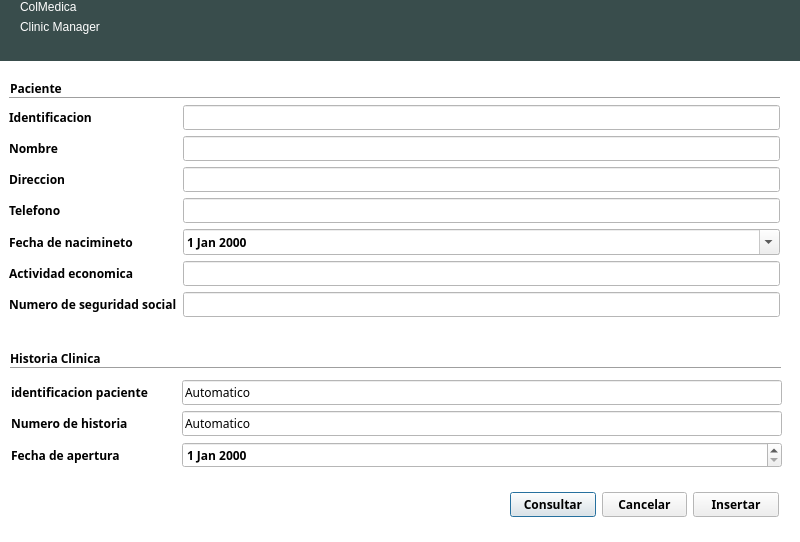
First picture: the form in gui/enfermera_uis/DialogPaciente.ui, repository BryanTabarez/ProyectoBD, before the edit.
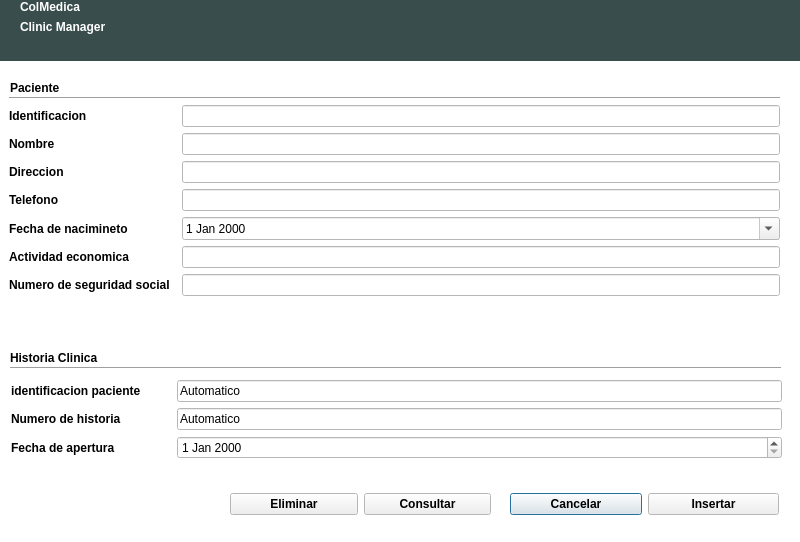
Second picture: the form after the edit. Icons and pictures are not drawn.

Commit message: Actualizacion Interfaz creacion y modificacion de pacientes

Patch:
```diff
--- a/gui/enfermera_uis/DialogPaciente.ui
+++ b/gui/enfermera_uis/DialogPaciente.ui
@@ -74,313 +74,18 @@
     </disabled>
    </palette>
   </property>
+  <property name="font">
+   <font>
+    <weight>75</weight>
+    <bold>true</bold>
+   </font>
+  </property>
   <property name="windowTitle">
    <string>Nuevo paciente</string>
   </property>
   <property name="autoFillBackground">
    <bool>true</bool>
   </property>
-  <widget class="QWidget" name="widgetCuerpo" native="true">
-   <property name="geometry">
-    <rect>
-     <x>0</x>
-     <y>70</y>
-     <width>791</width>
-     <height>461</height>
-    </rect>
-   </property>
-   <property name="font">
-    <font>
-     <family>Ubuntu Condensed</family>
-     <weight>75</weight>
-     <bold>true</bold>
-    </font>
-   </property>
-   <property name="autoFillBackground">
-    <bool>true</bool>
-   </property>
-   <widget class="QWidget" name="layoutWidget">
-    <property name="geometry">
-     <rect>
-      <x>9</x>
-      <y>35</y>
-      <width>771</width>
-      <height>227</height>
-     </rect>
-    </property>
-    <layout class="QFormLayout" name="formLayout_2">
-     <item row="0" column="0">
-      <widget class="QLabel" name="labelIdentificacion">
-       <property name="text">
-        <string>Identificacion</string>
-       </property>
-      </widget>
-     </item>
-     <item row="0" column="1">
-      <widget class="QLineEdit" name="lineEditIdentificacion">
-       <property name="font">
-        <font>
-         <weight>50</weight>
-         <bold>false</bold>
-        </font>
-       </property>
-      </widget>
-     </item>
-     <item row="1" column="0">
-      <widget class="QLabel" name="labelNombre">
-       <property name="text">
-        <string>Nombre</string>
-       </property>
-      </widget>
-     </item>
-     <item row="1" column="1">
-      <widget class="QLineEdit" name="lineEditNombre">
-       <property name="font">
-        <font>
-         <weight>50</weight>
-         <bold>false</bold>
-        </font>
-       </property>
-      </widget>
-     </item>
-     <item row="2" column="0">
-      <widget class="QLabel" name="labelDireccion">
-       <property name="text">
-        <string>Direccion</string>
-       </property>
-      </widget>
-     </item>
-     <item row="2" column="1">
-      <widget class="QLineEdit" name="lineEditDireccion">
-       <property name="font">
-        <font>
-         <weight>50</weight>
-         <bold>false</bold>
-        </font>
-       </property>
-      </widget>
-     </item>
-     <item row="3" column="0">
-      <widget class="QLabel" name="labelTelefono">
-       <property name="text">
-        <string>Telefono</string>
-       </property>
-      </widget>
-     </item>
-     <item row="3" column="1">
-      <widget class="QLineEdit" name="lineEditTelefono">
-       <property name="font">
-        <font>
-         <weight>50</weight>
-         <bold>false</bold>
-        </font>
-       </property>
-      </widget>
-     </item>
-     <item row="4" column="0">
-      <widget class="QLabel" name="labelFechaDeNacimiento">
-       <property name="text">
-        <string>Fecha de nacimineto</string>
-       </property>
-      </widget>
-     </item>
-     <item row="5" column="0">
-      <widget class="QLabel" name="labelActividadEconomica">
-       <property name="text">
-        <string>Actividad economica              </string>
-       </property>
-      </widget>
-     </item>
-     <item row="5" column="1">
-      <widget class="QLineEdit" name="lineEditActividadEconomica">
-       <property name="font">
-        <font>
-         <weight>50</weight>
-         <bold>false</bold>
-        </font>
-       </property>
-      </widget>
-     </item>
-     <item row="6" column="0">
-      <widget class="QLabel" name="labelNumeroDeSeguridadSocial">
-       <property name="text">
-        <string>Numero de seguridad social</string>
-       </property>
-      </widget>
-     </item>
-     <item row="6" column="1">
-      <widget class="QLineEdit" name="lineEditNumeroDeSeguridadSocial">
-       <property name="font">
-        <font>
-         <weight>50</weight>
-         <bold>false</bold>
-        </font>
-       </property>
-      </widget>
-     </item>
-     <item row="4" column="1">
-      <widget class="QDateEdit" name="dateEditFechaNacimiento">
-       <property name="calendarPopup">
-        <bool>true</bool>
-       </property>
-      </widget>
-     </item>
-    </layout>
-   </widget>
-   <widget class="Line" name="line_2">
-    <property name="geometry">
-     <rect>
-      <x>10</x>
-      <y>290</y>
-      <width>771</width>
-      <height>16</height>
-     </rect>
-    </property>
-    <property name="orientation">
-     <enum>Qt::Horizontal</enum>
-    </property>
-   </widget>
-   <widget class="QLabel" name="labelPaciente">
-    <property name="geometry">
-     <rect>
-      <x>10</x>
-      <y>10</y>
-      <width>81</width>
-      <height>16</height>
-     </rect>
-    </property>
-    <property name="text">
-     <string>Paciente</string>
-    </property>
-   </widget>
-   <widget class="Line" name="line">
-    <property name="geometry">
-     <rect>
-      <x>9</x>
-      <y>20</y>
-      <width>771</width>
-      <height>16</height>
-     </rect>
-    </property>
-    <property name="orientation">
-     <enum>Qt::Horizontal</enum>
-    </property>
-   </widget>
-   <widget class="QLabel" name="labelHistoriaClinica">
-    <property name="geometry">
-     <rect>
-      <x>10</x>
-      <y>280</y>
-      <width>131</width>
-      <height>16</height>
-     </rect>
-    </property>
-    <property name="text">
-     <string>Historia Clinica</string>
-    </property>
-   </widget>
-   <widget class="QWidget" name="layoutWidget">
-    <property name="geometry">
-     <rect>
-      <x>11</x>
-      <y>310</y>
-      <width>771</width>
-      <height>89</height>
-     </rect>
-    </property>
-    <layout class="QFormLayout" name="formLayout">
-     <item row="0" column="0">
-      <widget class="QLabel" name="labelIdentificacionPaciente">
-       <property name="text">
-        <string>identificacion paciente         </string>
-       </property>
-      </widget>
-     </item>
-     <item row="0" column="1">
-      <widget class="QLineEdit" name="lineEditIdentificacionPaciente">
-       <property name="font">
-        <font>
-         <weight>50</weight>
-         <bold>false</bold>
-        </font>
-       </property>
-       <property name="text">
-        <string>Automatico</string>
-       </property>
-       <property name="readOnly">
-        <bool>true</bool>
-       </property>
-      </widget>
-     </item>
-     <item row="1" column="0">
-      <widget class="QLabel" name="labelNumeroDeHistoria">
-       <property name="text">
-        <string>Numero de historia</string>
-       </property>
-      </widget>
-     </item>
-     <item row="1" column="1">
-      <widget class="QLineEdit" name="lineEditNumeroDeHistoria">
-       <property name="font">
-        <font>
-         <weight>50</weight>
-         <bold>false</bold>
-        </font>
-       </property>
-       <property name="text">
-        <string>Automatico</string>
-       </property>
-       <property name="readOnly">
-        <bool>true</bool>
-       </property>
-      </widget>
-     </item>
-     <item row="2" column="0">
-      <widget class="QLabel" name="labelFechaDeApertura">
-       <property name="text">
-        <string>Fecha de apertura </string>
-       </property>
-      </widget>
-     </item>
-     <item row="2" column="1">
-      <widget class="QDateEdit" name="dateEditFechaApertura"/>
-     </item>
-    </layout>
-   </widget>
-   <widget class="QWidget" name="layoutWidget">
-    <property name="geometry">
-     <rect>
-      <x>510</x>
-      <y>420</y>
-      <width>269</width>
-      <height>29</height>
-     </rect>
-    </property>
-    <layout class="QGridLayout" name="gridLayout">
-     <item row="0" column="0">
-      <widget class="QPushButton" name="pushButtonConsultar">
-       <property name="text">
-        <string>Consultar</string>
-       </property>
-      </widget>
-     </item>
-     <item row="0" column="1">
-      <widget class="QPushButton" name="pushButtonCancelar">
-       <property name="text">
-        <string>Cancelar</string>
-       </property>
-      </widget>
-     </item>
-     <item row="0" column="2">
-      <widget class="QPushButton" name="pushButtonInsertar">
-       <property name="text">
-        <string>Insertar</string>
-       </property>
-      </widget>
-     </item>
-    </layout>
-   </widget>
-  </widget>
   <widget class="QWidget" name="widget_2" native="true">
    <property name="geometry">
     <rect>
@@ -534,6 +239,319 @@
     </layout>
    </widget>
   </widget>
+  <widget class="QWidget" name="layoutWidget">
+   <property name="geometry">
+    <rect>
+     <x>11</x>
+     <y>380</y>
+     <width>771</width>
+     <height>89</height>
+    </rect>
+   </property>
+   <layout class="QFormLayout" name="formLayout">
+    <item row="0" column="0">
+     <widget class="QLabel" name="labelIdentificacionPaciente">
+      <property name="text">
+       <string>identificacion paciente         </string>
+      </property>
+     </widget>
+    </item>
+    <item row="0" column="1">
+     <widget class="QLineEdit" name="lineEditIdentificacionPaciente">
+      <property name="font">
+       <font>
+        <weight>50</weight>
+        <bold>false</bold>
+       </font>
+      </property>
+      <property name="text">
+       <string>Automatico</string>
+      </property>
+      <property name="readOnly">
+       <bool>true</bool>
+      </property>
+     </widget>
+    </item>
+    <item row="1" column="0">
+     <widget class="QLabel" name="labelNumeroDeHistoria">
+      <property name="text">
+       <string>Numero de historia</string>
+      </property>
+     </widget>
+    </item>
+    <item row="1" column="1">
+     <widget class="QLineEdit" name="lineEditNumeroDeHistoria">
+      <property name="font">
+       <font>
+        <weight>50</weight>
+        <bold>false</bold>
+       </font>
+      </property>
+      <property name="text">
+       <string>Automatico</string>
+      </property>
+      <property name="readOnly">
+       <bool>true</bool>
+      </property>
+     </widget>
+    </item>
+    <item row="2" column="0">
+     <widget class="QLabel" name="labelFechaDeApertura">
+      <property name="text">
+       <string>Fecha de apertura </string>
+      </property>
+     </widget>
+    </item>
+    <item row="2" column="1">
+     <widget class="QDateEdit" name="dateEditFechaApertura">
+      <property name="font">
+       <font>
+        <weight>50</weight>
+        <bold>false</bold>
+       </font>
+      </property>
+     </widget>
+    </item>
+   </layout>
+  </widget>
+  <widget class="QLabel" name="labelPaciente">
+   <property name="geometry">
+    <rect>
+     <x>10</x>
+     <y>80</y>
+     <width>81</width>
+     <height>16</height>
+    </rect>
+   </property>
+   <property name="text">
+    <string>Paciente</string>
+   </property>
+  </widget>
+  <widget class="QWidget" name="layoutWidget_2">
+   <property name="geometry">
+    <rect>
+     <x>510</x>
+     <y>490</y>
+     <width>269</width>
+     <height>29</height>
+    </rect>
+   </property>
+   <layout class="QGridLayout" name="gridLayout">
+    <item row="0" column="0">
+     <widget class="QPushButton" name="pushButtonCancelar">
+      <property name="text">
+       <string>Cancelar</string>
+      </property>
+     </widget>
+    </item>
+    <item row="0" column="1">
+     <widget class="QPushButton" name="pushButtonInsertar">
+      <property name="text">
+       <string>Insertar</string>
+      </property>
+     </widget>
+    </item>
+   </layout>
+  </widget>
+  <widget class="QWidget" name="layoutWidget_4">
+   <property name="geometry">
+    <rect>
+     <x>9</x>
+     <y>105</y>
+     <width>771</width>
+     <height>227</height>
+    </rect>
+   </property>
+   <layout class="QFormLayout" name="formLayout_2">
+    <item row="0" column="0">
+     <widget class="QLabel" name="labelIdentificacion">
+      <property name="text">
+       <string>Identificacion</string>
+      </property>
+     </widget>
+    </item>
+    <item row="0" column="1">
+     <widget class="QLineEdit" name="lineEditIdentificacion">
+      <property name="font">
+       <font>
+        <weight>50</weight>
+        <bold>false</bold>
+       </font>
+      </property>
+     </widget>
+    </item>
+    <item row="1" column="0">
+     <widget class="QLabel" name="labelNombre">
+      <property name="text">
+       <string>Nombre</string>
+      </property>
+     </widget>
+    </item>
+    <item row="1" column="1">
+     <widget class="QLineEdit" name="lineEditNombre">
+      <property name="font">
+       <font>
+        <weight>50</weight>
+        <bold>false</bold>
+       </font>
+      </property>
+     </widget>
+    </item>
+    <item row="2" column="0">
+     <widget class="QLabel" name="labelDireccion">
+      <property name="text">
+       <string>Direccion</string>
+      </property>
+     </widget>
+    </item>
+    <item row="2" column="1">
+     <widget class="QLineEdit" name="lineEditDireccion">
+      <property name="font">
+       <font>
+        <weight>50</weight>
+        <bold>false</bold>
+       </font>
+      </property>
+     </widget>
+    </item>
+    <item row="3" column="0">
+     <widget class="QLabel" name="labelTelefono">
+      <property name="text">
+       <string>Telefono</string>
+      </property>
+     </widget>
+    </item>
+    <item row="3" column="1">
+     <widget class="QLineEdit" name="lineEditTelefono">
+      <property name="font">
+       <font>
+        <weight>50</weight>
+        <bold>false</bold>
+       </font>
+      </property>
+     </widget>
+    </item>
+    <item row="4" column="0">
+     <widget class="QLabel" name="labelFechaDeNacimiento">
+      <property name="text">
+       <string>Fecha de nacimineto</string>
+      </property>
+     </widget>
+    </item>
+    <item row="5" column="0">
+     <widget class="QLabel" name="labelActividadEconomica">
+      <property name="text">
+       <string>Actividad economica              </string>
+      </property>
+     </widget>
+    </item>
+    <item row="5" column="1">
+     <widget class="QLineEdit" name="lineEditActividadEconomica">
+      <property name="font">
+       <font>
+        <weight>50</weight>
+        <bold>false</bold>
+       </font>
+      </property>
+     </widget>
+    </item>
+    <item row="6" column="0">
+     <widget class="QLabel" name="labelNumeroDeSeguridadSocial">
+      <property name="text">
+       <string>Numero de seguridad social</string>
+      </property>
+     </widget>
+    </item>
+    <item row="6" column="1">
+     <widget class="QLineEdit" name="lineEditNumeroDeSeguridadSocial">
+      <property name="font">
+       <font>
+        <weight>50</weight>
+        <bold>false</bold>
+       </font>
+      </property>
+     </widget>
+    </item>
+    <item row="4" column="1">
+     <widget class="QDateEdit" name="dateEditFechaNacimiento">
+      <property name="font">
+       <font>
+        <weight>50</weight>
+        <bold>false</bold>
+       </font>
+      </property>
+      <property name="calendarPopup">
+       <bool>true</bool>
+      </property>
+     </widget>
+    </item>
+   </layout>
+  </widget>
+  <widget class="QWidget" name="layoutWidget_5">
+   <property name="geometry">
+    <rect>
+     <x>230</x>
+     <y>490</y>
+     <width>261</width>
+     <height>29</height>
+    </rect>
+   </property>
+   <layout class="QGridLayout" name="gridLayout_2">
+    <item row="0" column="1">
+     <widget class="QPushButton" name="pushButtonConsultar">
+      <property name="text">
+       <string>Consultar</string>
+      </property>
+     </widget>
+    </item>
+    <item row="0" column="0">
+     <widget class="QPushButton" name="pushButtonEliminar">
+      <property name="text">
+       <string>Eliminar</string>
+      </property>
+     </widget>
+    </item>
+   </layout>
+  </widget>
+  <widget class="Line" name="line_2">
+   <property name="geometry">
+    <rect>
+     <x>10</x>
+     <y>360</y>
+     <width>771</width>
+     <height>16</height>
+    </rect>
+   </property>
+   <property name="orientation">
+    <enum>Qt::Horizontal</enum>
+   </property>
+  </widget>
+  <widget class="Line" name="line">
+   <property name="geometry">
+    <rect>
+     <x>9</x>
+     <y>90</y>
+     <width>771</width>
+     <height>16</height>
+    </rect>
+   </property>
+   <property name="orientation">
+    <enum>Qt::Horizontal</enum>
+   </property>
+  </widget>
+  <widget class="QLabel" name="labelHistoriaClinica">
+   <property name="geometry">
+    <rect>
+     <x>10</x>
+     <y>350</y>
+     <width>131</width>
+     <height>16</height>
+    </rect>
+   </property>
+   <property name="text">
+    <string>Historia Clinica</string>
+   </property>
+  </widget>
  </widget>
  <resources/>
  <connections/>
```
